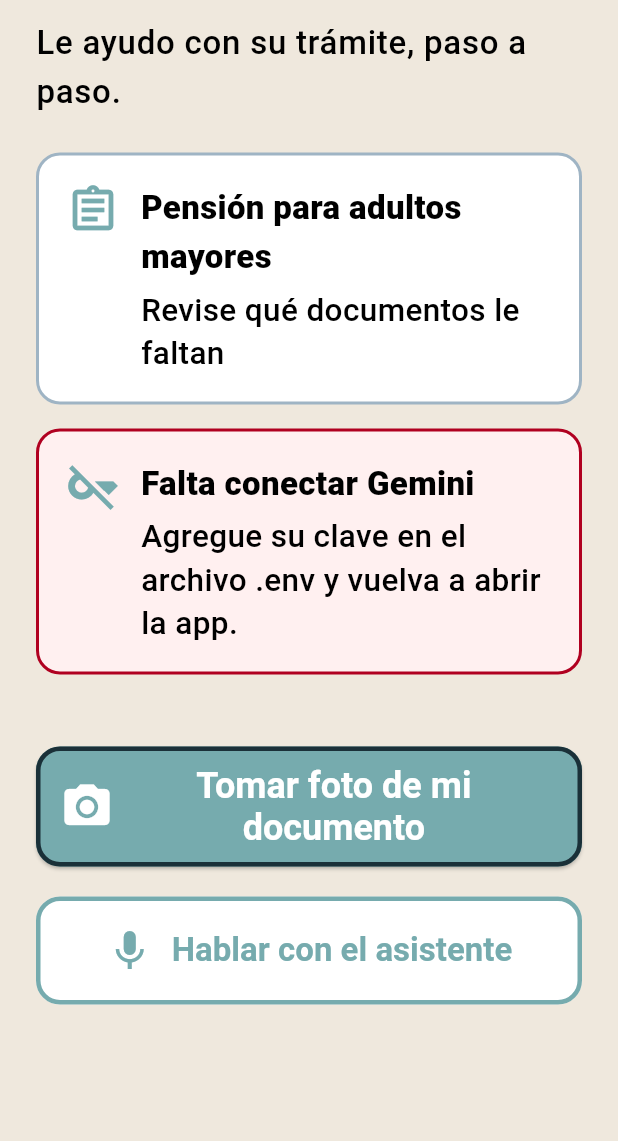
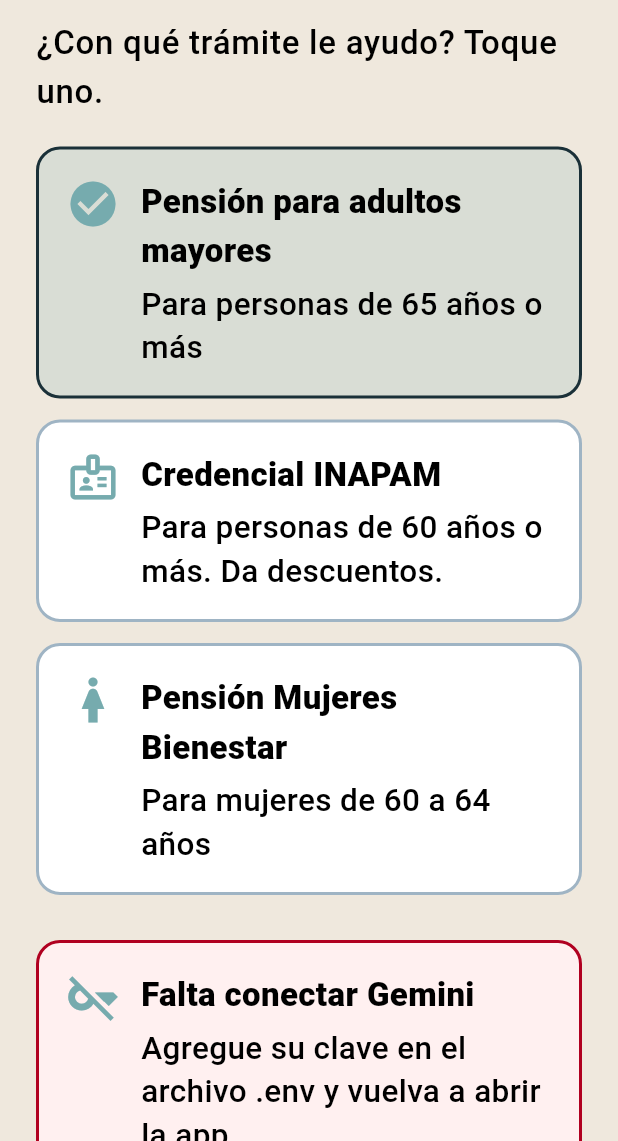
Before and after one commit to EmilianoPerezz/Abuelo-Guia, a Flutter app: the screen it shows after launch, on a phone screen of 412 x 824 dp, the part 95-1236 px from its top. Run offline on Flutter 3.47's test engine with Material 3 defaults, Android fonts, the phone set to English and light mode, and no system bars; our stand-ins replace flutter_tts, image_picker, material_ui, speech_to_text.

Commit message:
v1.1: Credencial INAPAM y Pension Mujeres Bienestar
Co-Authored-By: Claude Opus 5.5 <noreply@anthropic.com>

```diff
--- a/lib/data/requisitos.dart
+++ b/lib/data/requisitos.dart
@@ -1,3 +1,5 @@
+import 'package:material_ui/material_ui.dart';
+
 class Requisito {
   final String id;
   final String nombre;
@@ -6,33 +8,88 @@ class Requisito {
   const Requisito(this.id, this.nombre, this.detalle);
 }
 
-const String nombreTramite = 'Pensión para el Bienestar de las Personas Adultas Mayores';
+class TipoTramite {
+  final String id;
+  final String titulo;
+  final String nombreOficial;
+  final String paraQuien;
+  final IconData icono;
+  final List<String> documentos;
+  final String notaExtra;
 
-const List<Requisito> requisitos = [
-  Requisito(
+  const TipoTramite({
+    required this.id,
+    required this.titulo,
+    required this.nombreOficial,
+    required this.paraQuien,
+    required this.icono,
+    required this.documentos,
+    required this.notaExtra,
+  });
+
+  List<Requisito> get requisitos => documentos.map((id) => catalogo[id]!).toList();
+}
+
+const Map<String, Requisito> catalogo = {
+  'identificacion': Requisito(
     'identificacion',
     'Identificación oficial vigente',
     'Credencial del INE, pasaporte u otra identificación oficial que no esté vencida.',
   ),
-  Requisito(
+  'curp': Requisito(
     'curp',
     'CURP',
     'Clave Única de Registro de Población, impresa y reciente.',
   ),
-  Requisito(
+  'acta': Requisito(
     'acta',
     'Acta de nacimiento',
     'Acta de nacimiento que se pueda leer bien.',
   ),
-  Requisito(
+  'domicilio': Requisito(
     'domicilio',
     'Comprobante de domicilio',
     'Recibo de luz, agua, teléfono o predial con fecha de máximo 6 meses.',
   ),
+  'fotografia': Requisito(
+    'fotografia',
+    'Fotografía reciente',
+    'Foto de la cara de la persona, reciente, de frente y con fondo claro.',
+  ),
+};
+
+const List<TipoTramite> tramites = [
+  TipoTramite(
+    id: 'pension',
+    titulo: 'Pensión para adultos mayores',
+    nombreOficial: 'Pensión para el Bienestar de las Personas Adultas Mayores',
+    paraQuien: 'Para personas de 65 años o más',
+    icono: Icons.elderly,
+    documentos: ['identificacion', 'curp', 'acta', 'domicilio'],
+    notaExtra:
+        'Lleve también por escrito un número de teléfono de usted y otro de un familiar o persona de confianza.',
+  ),
+  TipoTramite(
+    id: 'inapam',
+    titulo: 'Credencial INAPAM',
+    nombreOficial: 'Credencial del Instituto Nacional de las Personas Adultas Mayores (INAPAM)',
+    paraQuien: 'Para personas de 60 años o más. Da descuentos.',
+    icono: Icons.badge_outlined,
+    documentos: ['identificacion', 'curp', 'acta', 'domicilio', 'fotografia'],
+    notaExtra:
+        'El trámite es gratuito y en persona. Lleve originales y copias, y pregunte en el módulo el tamaño de la fotografía.',
+  ),
+  TipoTramite(
+    id: 'mujeres',
+    titulo: 'Pensión Mujeres Bienestar',
+    nombreOficial: 'Pensión Mujeres Bienestar',
+    paraQuien: 'Para mujeres de 60 a 64 años',
+    icono: Icons.woman,
+    documentos: ['identificacion', 'curp', 'acta', 'domicilio'],
+    notaExtra:
+        'Lleve también un número de teléfono de contacto. El registro es en persona, solo en las fechas que anuncie la Secretaría de Bienestar.',
+  ),
 ];
 
-const String notaTelefonos =
-    'Lleve también por escrito un número de teléfono de usted y otro de un familiar o persona de confianza.';
-
 const String notaOficial =
-    'Esta app solo lo orienta. Confirme los requisitos en su Módulo de Bienestar o en gob.mx/bienestar.';
+    'Esta app solo lo orienta. Confirme los requisitos en el módulo oficial o en gob.mx antes de ir.';
--- a/lib/screens/inicio_screen.dart
+++ b/lib/screens/inicio_screen.dart
@@ -3,6 +3,7 @@ import 'package:material_ui/material_ui.dart';
 import '../data/requisitos.dart';
 import '../services/gemini_service.dart';
 import '../services/tramite.dart';
+import '../services/voz_service.dart';
 import '../theme/app_colors.dart';
 import '../widgets/big_button.dart';
 import '../widgets/info_card.dart';
@@ -24,13 +25,38 @@ class _InicioScreenState extends State<InicioScreen> {
     setState(() {});
   }
 
+  void _elegir(TipoTramite t) {
+    setState(() => tramite.elegir(t));
+    VozService.hablar('Eligió: ${t.titulo}. ${t.paraQuien}.');
+  }
+
+  Widget _tarjeta(TipoTramite t) {
+    final elegido = tramite.actual.id == t.id;
+    final listos = tramite.listosDe(t);
+    final total = t.documentos.length;
+    final avance = listos == 0 ? '' : ' Ya tiene $listos de $total documentos.';
+    return Padding(
+      padding: const EdgeInsets.only(bottom: 14),
+      child: Semantics(
+        button: true,
+        selected: elegido,
+        child: GestureDetector(
+          onTap: () => _elegir(t),
+          child: InfoCard(
+            titulo: t.titulo,
+            texto: '${t.paraQuien}$avance',
+            icono: elegido ? Icons.check_circle : t.icono,
+            fondo: elegido ? AppColors.primario.withValues(alpha: 0.18) : Colors.white,
+            borde: elegido ? AppColors.borde : const Color(0xFF9FB4C4),
+          ),
+        ),
+      ),
+    );
+  }
+
   @override
   Widget build(BuildContext context) {
-    final listos = tramite.completos.length;
-    final total = requisitos.length;
-    final textoAvance = listos == 0
-        ? 'Revise qué documentos le faltan'
-        : 'Ya tiene $listos de $total documentos. Toque aquí para ver su lista.';
+    final listos = tramite.listosDe(tramite.actual);
 
     return Scaffold(
       body: SafeArea(
@@ -42,17 +68,10 @@ class _InicioScreenState extends State<InicioScreen> {
               Text('Hola, soy Abuelo Guía',
                   style: Theme.of(context).textTheme.headlineMedium),
               const SizedBox(height: 12),
-              Text('Le ayudo con su trámite, paso a paso.',
+              Text('¿Con qué trámite le ayudo? Toque uno.',
                   style: Theme.of(context).textTheme.bodyLarge),
-              const SizedBox(height: 24),
-              GestureDetector(
-                onTap: listos == 0 ? null : () => _ir(const ResultadoScreen()),
-                child: InfoCard(
-                  titulo: 'Pensión para adultos mayores',
-                  texto: textoAvance,
-                  icono: Icons.assignment_outlined,
-                ),
-              ),
+              const SizedBox(height: 20),
+              for (final t in tramites) _tarjeta(t),
               if (!GeminiService.tieneClave) ...[
                 const SizedBox(height: 16),
                 const InfoCard(
@@ -63,7 +82,7 @@ class _InicioScreenState extends State<InicioScreen> {
                   icono: Icons.key_off,
                 ),
               ],
-              const SizedBox(height: 48),
+              const SizedBox(height: 24),
               BigButton(
                 texto: 'Tomar foto de mi documento',
                 icono: Icons.camera_alt,
@@ -75,6 +94,14 @@ class _InicioScreenState extends State<InicioScreen> {
                 icono: Icons.mic,
                 onPressed: () => _ir(const PreguntarScreen()),
               ),
+              if (listos > 0) ...[
+                const SizedBox(height: 16),
+                SecondaryButton(
+                  texto: 'Ver mi lista',
+                  icono: Icons.checklist,
+                  onPressed: () => _ir(const ResultadoScreen()),
+                ),
+              ],
             ],
           ),
         ),
--- a/lib/services/gemini_service.dart
+++ b/lib/services/gemini_service.dart
@@ -25,15 +25,17 @@ class GeminiService {
   static bool get tieneClave => apiKey.isNotEmpty && apiKey != 'PEGUE_AQUI_SU_CLAVE';
 
   static String get _reglas {
-    final lista = requisitos.map((r) => '- ${r.id}: ${r.nombre}. ${r.detalle}').join('\n');
+    final actual = tramite.actual;
+    final lista = actual.requisitos.map((r) => '- ${r.id}: ${r.nombre}. ${r.detalle}').join('\n');
     return '''
-Eres Abuelo Guía, un asistente amable que ayuda a personas adultas mayores de México con el trámite "$nombreTramite".
+Eres Abuelo Guía, un asistente amable que ayuda a personas adultas mayores de México con trámites.
+Ahora la persona está preparando el trámite "${actual.nombreOficial}" (${actual.paraQuien.toLowerCase()}).
 Habla siempre de "usted", con palabras sencillas, frases cortas y tono cálido y paciente.
 No uses tecnicismos, listas, asteriscos, emojis ni formato Markdown, porque tu respuesta se leerá en voz alta.
-Usa solo esta lista oficial de requisitos y no inventes otros:
+Usa solo esta lista de requisitos y no inventes otros:
 $lista
-- También debe llevar un número de teléfono propio y uno de un familiar o persona de confianza.
-Si no sabes algo con seguridad, dilo y recomienda confirmar en su Módulo de Bienestar o en gob.mx/bienestar.
+- Nota: ${actual.notaExtra}
+Si no sabes algo con seguridad, dilo y recomienda confirmar en el módulo oficial o en gob.mx.
 Nunca pidas ni repitas datos personales completos como números de CURP, INE o direcciones.
 ''';
   }
@@ -44,8 +46,10 @@ Nunca pidas ni repitas datos personales completos como números de CURP, INE o d
     final instrucciones = '''
 Hoy es $fecha. Mira la foto y dime qué documento es y si sirve para el trámite.
 Reglas:
-- "requisito" debe ser uno de: identificacion, curp, acta, domicilio, ninguno.
+- "requisito" debe ser uno de: ${catalogo.keys.join(', ')}, ninguno.
+- "fotografia" es solo una foto de la cara de una persona, no una identificación con foto.
 - "sirve" es true solo si el documento corresponde a un requisito, se lee bien y cumple la condición (vigente, o comprobante con máximo 6 meses).
+- Si el documento no se pide para este trámite, dilo en "explicacion" y usa "ninguno".
 - Si la foto está borrosa, oscura o cortada, "sirve" es false y en "siguiente_paso" pide tomar otra foto con más luz y la hoja completa.
 - "documento": nombre corto del documento, por ejemplo "Credencial del INE".
 - "explicacion": máximo 2 frases cortas que digan qué es y si sirve o por qué no.
@@ -78,7 +82,7 @@ No copies números ni datos personales del documento en tu respuesta.
           'properties': {
             'requisito': {
               'type': 'string',
-              'enum': ['identificacion', 'curp', 'acta', 'domicilio', 'ninguno'],
+              'enum': [...catalogo.keys, 'ninguno'],
             },
             'documento': {'type': 'string'},
             'sirve': {'type': 'boolean'},
--- a/pubspec.yaml
+++ b/pubspec.yaml
@@ -16,7 +16,7 @@ publish_to: 'none' # Remove this line if you wish to publish to pub.dev
 # https://developer.apple.com/library/archive/documentation/General/Reference/InfoPlistKeyReference/Articles/CoreFoundationKeys.html
 # In Windows, build-name is used as the major, minor, and patch parts
 # of the product and file versions while build-number is used as the build suffix.
-version: 1.0.0+1
+version: 1.1.0+2
 
 environment:
   sdk: ^3.14.0
```
Also changed, not shown: lib/screens/resultado_screen.dart (+10 -6 lines), lib/services/tramite.dart (+15 -2 lines), 2 other files.
